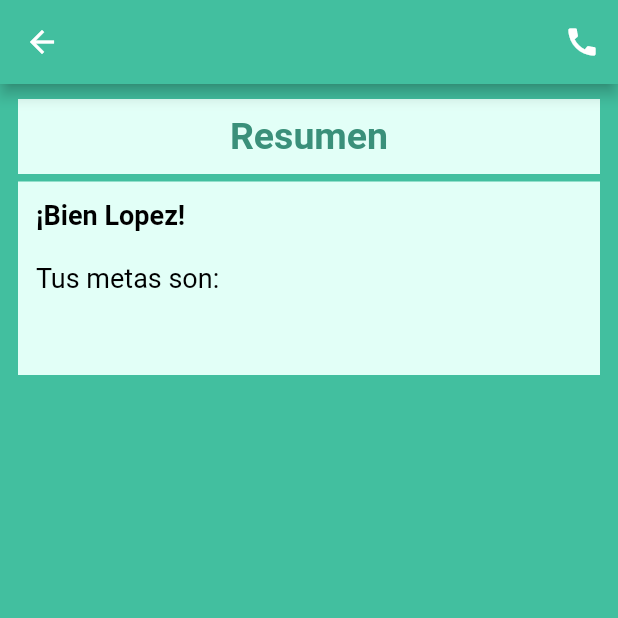
After one commit to xxHarper/serenev1, a Flutter app: the Foda screen opened directly, after a tap on "Continuar", on a phone screen of 412 x 824 dp, the top half of it. The commit adds this screen. Run offline on Flutter 3.47's test engine with Material 2 defaults, Android fonts, the phone set to English and light mode, and no system bars; our stand-ins replace animated_text_kit, better_player, cloud_firestore, firebase_auth, firebase_core, firebase_messaging and 5 more; accounts and stored records are empty.

Commit message:
Terminando pantalla final, agregar listview

```diff
--- a/lib/components/my_checkbox_list.dart
+++ b/lib/components/my_checkbox_list.dart
@@ -6,13 +6,16 @@ class CheckboxList extends StatefulWidget {
   final String txt;
   final Color back;
   final String localName;
-  CheckboxList(
-      {Key? key,
+  final bool enabled;
+
+  CheckboxList({
+    Key? key,
     required this.checkboxValue,
-      required this.localName,
+    this.localName = "",
     required this.txt,
-      required this.back})
-      : super(key: key);
+    required this.back,
+    this.enabled = false,
+  }) : super(key: key);
 
   @override
   _CheckboxListState createState() => _CheckboxListState();
@@ -26,7 +29,9 @@ class _CheckboxListState extends State<CheckboxList> {
       activeColor: widget.back,
       controlAffinity: ListTileControlAffinity.leading,
       value: widget.checkboxValue,
-      onChanged: (bool? value) {
+      onChanged: widget.enabled
+          ? null
+          : (bool? value) {
               setState(() {
                 widget.checkboxValue = value!;
                 LocalStorage.prefs.setBool(widget.localName, value!);
--- a/lib/components/my_top_module_title.dart
+++ b/lib/components/my_top_module_title.dart
@@ -5,19 +5,24 @@ class MyTopModuleTitle extends StatelessWidget {
   final Color letter;
   final Color lightBackground;
   final double height;
+  final double vertical;
+  final double horizontal;
 
   const MyTopModuleTitle(
       {Key? key,
       required this.title,
       required this.letter,
-      required this.lightBackground, this.height = 100})
+      required this.lightBackground,
+      this.height = 100,
+      this.vertical = 5,
+      this.horizontal = 12})
       : super(key: key);
 
   @override
   Widget build(BuildContext context) {
     return Container(
       alignment: Alignment.center,
-      margin: const EdgeInsets.symmetric(vertical: 5, horizontal: 12),
+      margin: EdgeInsets.symmetric(vertical: vertical, horizontal: horizontal),
       height: height,
       width: double.infinity,
       color: lightBackground,
--- a/lib/modules/module_1/foda.dart
+++ b/lib/modules/module_1/foda.dart
@@ -2,8 +2,10 @@ import 'package:flutter/material.dart';
 import 'package:serenev1/components/my_circular_container.dart';
 import 'package:serenev1/components/my_foda_container.dart';
 import 'package:serenev1/components/my_simple_app_bar.dart';
+import 'package:serenev1/components/my_simple_button.dart';
 import 'package:serenev1/modules/module_1/opportunities.dart';
 import 'package:serenev1/modules/module_1/strengths.dart';
+import 'package:serenev1/modules/module_1/summary.dart';
 import 'package:serenev1/modules/module_1/threads.dart';
 import 'package:serenev1/modules/module_1/weaknesses.dart';
 import 'package:serenev1/services/local_storage.dart';
@@ -219,6 +221,75 @@ class _FodaState extends State<Foda> {
                     ),
                   ],
                 ),
+              ),
+              MySimpleButton(
+                onPressed: () {
+                  List<bool> cboxes = [];
+                  List<bool> objectives = [];
+                  List<String> cboxesText = [];
+                  List<String> objectivesText = [];
+
+                  cboxes.add(LocalStorage.prefs.getBool("cbox1") ?? false);
+                  cboxes.add(LocalStorage.prefs.getBool("cbox2") ?? false);
+                  cboxes.add(LocalStorage.prefs.getBool("cbox3") ?? false);
+                  cboxes.add(LocalStorage.prefs.getBool("cbox4") ?? false);
+                  cboxes.add(LocalStorage.prefs.getBool("cbox5") ?? false);
+                  cboxes.add(LocalStorage.prefs.getBool("cbox6") ?? false);
+                  cboxes.add(LocalStorage.prefs.getBool("cbox7") ?? false);
+                  cboxes.add(LocalStorage.prefs.getBool("cbox8") ?? false);
+                  cboxes.add(LocalStorage.prefs.getBool("cbox9") ?? false);
+                  cboxes.add(LocalStorage.prefs.getBool("cbox10") ?? false);
+                  cboxes.add(LocalStorage.prefs.getBool("cbox11") ?? false);
+                  cboxes.add(LocalStorage.prefs.getBool("cbox12") ?? false);
+                  cboxes.add(LocalStorage.prefs.getBool("cbox13") ?? false);
+
+                  cboxesText.add(
+                      "Aprender técnicas de relajación para reducir el estrés de manera efectiva.");
+                  cboxesText.add(
+                      "Mejorar la habilidad de comunicación interpersonal para establecer relaciones más saludables y satisfactorias.");
+                  cboxesText.add(
+                      "Optimizar la calidad y duración de mi descanso para mejorar mi bienestar general.");
+                  cboxesText.add(
+                      "Desarrollar habilidades para manejar y regular mis emociones de forma saludable y equilibrada.");
+                  cboxesText
+                      .add("Fortalecer mi autoestima y confianza personal.");
+                  cboxesText.add(
+                      "Implementar estrategias efectivas para gestionar conflictos de manera constructiva.");
+                  cboxesText.add(
+                      "Incorporar regularmente técnicas de mindfulness para aumentar la conciencia plena.");
+                  cboxesText.add(
+                      "Adoptar hábitos que promuevan mi bienestar físico y mental.");
+                  cboxesText.add(
+                      "Desarrollar la capacidad de adaptación y flexibilidad ante situaciones cambiantes.");
+                  cboxesText.add(
+                      "Aprender a establecer límites personales de manera clara y asertiva.");
+                  cboxesText.add(
+                      "Ampliar mi autoconocimiento para comprender mejor mis necesidades emocionales y satisfacerlas.");
+                  cboxesText.add(
+                      "Mejorar mi habilidad para administrar el tiempo de manera eficiente y evitar la procrastinación.");
+                  cboxesText.add(
+                      "Promover la participación en actividades que incrementen mi bienestar emocional y disfrute personal.");
+
+                  for (var i = 0; i < cboxes.length; i++) {
+                    if (cboxes[i]) {
+                      objectives.add(cboxes[i]);
+                      objectivesText.add(cboxesText[i]);
+                    }
+                  }
+
+                  Navigator.push(
+                    context,
+                    MaterialPageRoute(
+                        builder: (context) => Summary(
+                              objetives: objectives,
+                              txt: objectivesText,
+                            )),
+                  );
+                },
+                txt: "Continuar",
+                back: back,
+                txtColor: Colors.white,
+                btnWidth: 120,
               )
             ],
           ),
--- /dev/null
+++ b/lib/modules/module_1/summary.dart
@@ -0,0 +1,84 @@
+import 'package:flutter/material.dart';
+import 'package:serenev1/components/my_top_module_title.dart';
+import 'package:serenev1/services/local_storage.dart';
+
+import '../../components/my_checkbox_list.dart';
+import '../../components/my_simple_app_bar.dart';
+
+class Summary extends StatefulWidget {
+  final List<bool> objetives;
+  final List<String> txt;
+
+  const Summary({Key? key, required this.objetives, required this.txt})
+      : super(key: key);
+
+  @override
+  State<Summary> createState() => _SummaryState();
+}
+
+class _SummaryState extends State<Summary> {
+  final Color back = const Color(0xff42BF9F);
+  final Color lightBackground = const Color(0XFFE2FFF7);
+  final Color letter = const Color(0XFF3A907A);
+
+  @override
+  Widget build(BuildContext context) {
+    return Scaffold(
+      appBar: MySimpleAppBar(back: back, lightBackground: lightBackground),
+      backgroundColor: back,
+      body: Padding(
+        padding: const EdgeInsets.symmetric(horizontal: 12.0, vertical: 10.0),
+        child: Column(
+          children: [
+            MyTopModuleTitle(
+              title: "Resumen",
+              letter: letter,
+              lightBackground: lightBackground,
+              vertical: 0,
+              horizontal: 0,
+              height: 50,
+            ),
+            Container(
+              margin: const EdgeInsets.symmetric(vertical: 5),
+              padding: const EdgeInsets.all(12),
+              width: double.infinity,
+              color: lightBackground,
+              child: Column(
+                crossAxisAlignment: CrossAxisAlignment.start,
+                children: [
+                  RichText(
+                      text: const TextSpan(
+                    style: TextStyle(
+                        fontWeight: FontWeight.bold,
+                        color: Colors.black,
+                        fontSize: 18),
+                    children: [
+                      TextSpan(
+                        text: "¡Bien Lopez!\n\n",
+                      ),
+                      TextSpan(
+                          text: "Tus metas son:\n\n",
+                          style: TextStyle(
+                              fontWeight: FontWeight.normal, fontSize: 18)),
+                    ],
+                  )),
+                  /* Expanded(
+                    child: ListView.builder(
+                        itemCount: 3,
+                        itemBuilder: (BuildContext context, int index) {
+                          return Text("Hola");/* CheckboxList(
+                              checkboxValue: widget.objetives[index],
+                              txt: widget.txt[index],
+                              enabled: true,
+                              back: back) */
+                        }),
+                  ) */
+                ],
+              ),
+            )
+          ],
+        ),
+      ),
+    );
+  }
+}
```
Lines whose indentation alone changed are shown as unchanged.
